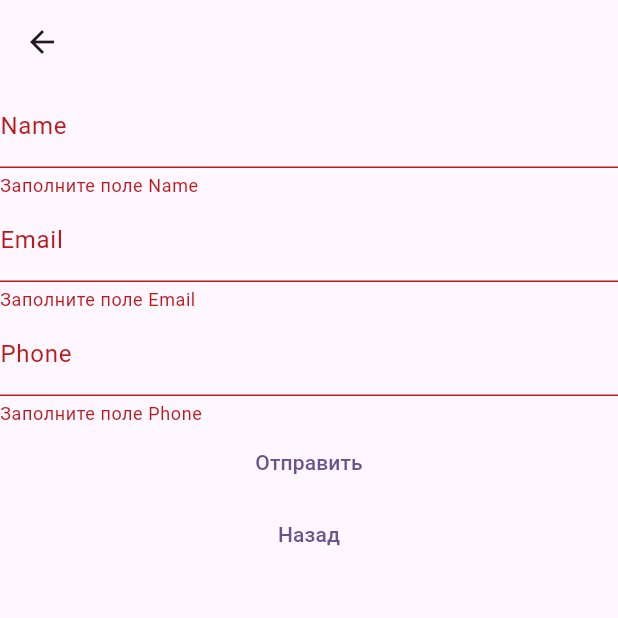
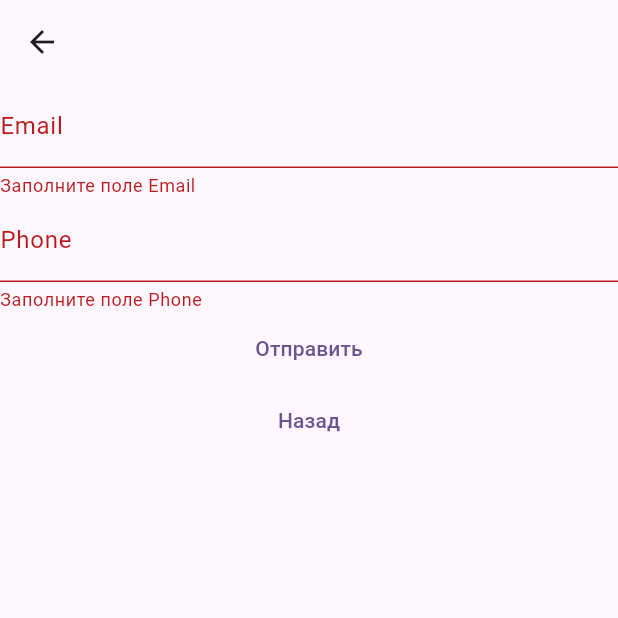
Before and after one commit to le-vitalique/lab9, a Flutter app: the LoginView screen opened by its route, after a tap on "Отправить", on a phone screen of 412 x 824 dp, the top half of it. Run offline on Flutter 3.47's test engine with Material 3 defaults, Android fonts, the phone set to English and light mode, and no system bars; our stand-ins replace email_validator; statements that could not run were skipped.

Commit message:
update lib/login_view.dart

```diff
--- a/lib/login_view.dart
+++ b/lib/login_view.dart
@@ -10,14 +10,12 @@ class LoginView extends StatefulWidget {
 
 class _LoginViewState extends State<LoginView> {
   final GlobalKey<FormState> _formKey = GlobalKey<FormState>();
-  final TextEditingController _fieldNameCtr = TextEditingController();
   final TextEditingController _fieldEmailCtr = TextEditingController();
   final TextEditingController _fieldPhoneCtr = TextEditingController();
 
   void _submitForm() {
     if (_formKey.currentState!.validate()) {
       _formKey.currentState!.reset();
-      print(_fieldNameCtr.text);
       print(_fieldEmailCtr.text);
       print(_fieldPhoneCtr.text);
 
@@ -55,16 +53,6 @@ class _LoginViewState extends State<LoginView> {
           child: Column(
             children: <Widget>[
               TextFormField(
-                controller: _fieldNameCtr,
-                decoration: const InputDecoration(labelText: 'Name'),
-                validator: (value) {
-                  if (value == '')
-                    return 'Заполните поле Name';
-                  else
-                    return null;
-                },
-              ),
-              TextFormField(
                 controller: _fieldEmailCtr,
                 decoration: const InputDecoration(labelText: 'Email'),
                 validator: _validateEmail,
@@ -82,7 +70,6 @@ class _LoginViewState extends State<LoginView> {
                   Navigator.pushNamed(context, '/home');
                 },
               ),
-
             ],
           ),
         ));
```
